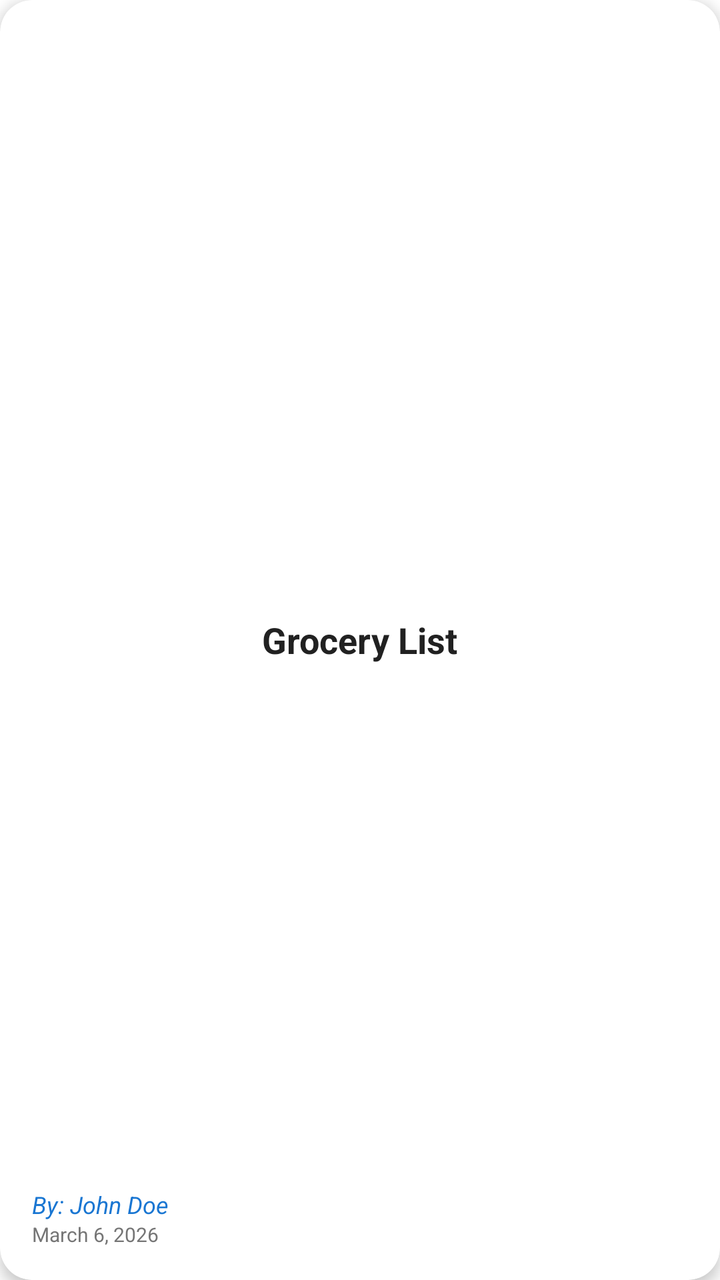
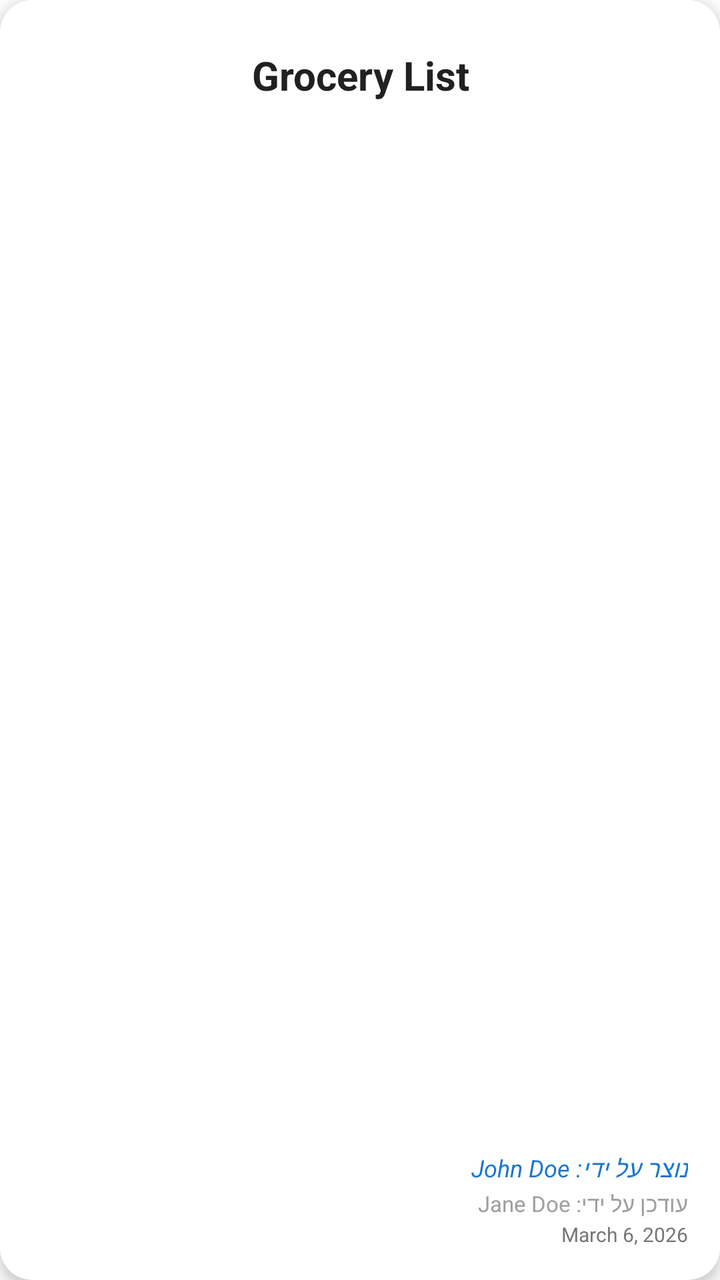

Two renders of the same Android screen: before a commit and after it. Below are the layout's source before the change and the commit's diff.
<!-- AndroidManifest.xml: application theme Theme.Grocery_Shopping -->
<!-- res/layout/metadata_list_adapter.xml -->
<?xml version="1.0" encoding="utf-8"?>
<com.google.android.material.card.MaterialCardView
    xmlns:android="http://schemas.android.com/apk/res/android"
    xmlns:app="http://schemas.android.com/apk/res-auto"
    android:id="@+id/cardView"
    android:layout_width="match_parent"
    android:layout_height="180dp"
    android:layout_margin="8dp"
    android:clickable="true"
    android:focusable="true"
    android:foreground="?attr/selectableItemBackground"
    app:cardCornerRadius="16dp"
    app:cardElevation="4dp"
    app:cardBackgroundColor="#FFFFFF">

    <RelativeLayout
        android:layout_width="match_parent"
        android:layout_height="match_parent"
        android:padding="16dp">

        <TextView
            android:id="@+id/textName"
            android:layout_width="wrap_content"
            android:layout_height="wrap_content"
            android:layout_centerInParent="true"
            android:text="Grocery List"
            android:textColor="#212121"
            android:textSize="18sp"
            android:textStyle="bold"
            android:maxLines="2"
            android:ellipsize="end"
            android:gravity="center" />

        <LinearLayout
            android:layout_width="match_parent"
            android:layout_height="wrap_content"
            android:layout_alignParentBottom="true"
            android:orientation="vertical">

            <TextView
                android:id="@+id/textCreator"
                android:layout_width="match_parent"
                android:layout_height="wrap_content"
                android:text="By: John Doe"
                android:textColor="#1976D2"
                android:textSize="12sp"
                android:textStyle="italic" />

            <TextView
                android:id="@+id/textDate"
                android:layout_width="match_parent"
                android:layout_height="wrap_content"
                android:text="March 6, 2026"
                android:textColor="#757575"
                android:textSize="10sp" />

        </LinearLayout>

    </RelativeLayout>
</com.google.android.material.card.MaterialCardView>
<!-- resources referenced by this layout -->
<resources>
  <style name="Theme.Grocery_Shopping" parent="Theme.MaterialComponents.DayNight.DarkActionBar">
          <item name="colorOnPrimary">@color/white</item>
      </style>
  <color name="white">#FFFFFFFF</color>
</resources>

<!-- the commit's change to res/layout/metadata_list_adapter.xml (unified diff, before → after) -->
@@ -19,14 +19,11 @@
         android:padding="16dp">
 
         <TextView
-            android:id="@+id/textName"
-            android:layout_width="wrap_content"
-            android:layout_height="wrap_content"
-            android:layout_centerInParent="true"
-            android:text="Grocery List"
+            android:id="@+id/listName"
+            android:layout_width="match_parent" android:layout_height="wrap_content"
+            android:layout_alignParentTop="true" android:layout_marginTop="8dp" android:text="Grocery List"
             android:textColor="#212121"
-            android:textSize="18sp"
-            android:textStyle="bold"
+            android:textSize="20sp" android:textStyle="bold"
             android:maxLines="2"
             android:ellipsize="end"
             android:gravity="center" />
@@ -35,26 +32,41 @@
             android:layout_width="match_parent"
             android:layout_height="wrap_content"
             android:layout_alignParentBottom="true"
-            android:orientation="vertical">
+            android:orientation="vertical"
+            android:gravity="end">
 
             <TextView
-                android:id="@+id/textCreator"
-                android:layout_width="match_parent"
+                android:id="@+id/creatorName"
+                android:layout_width="wrap_content"
                 android:layout_height="wrap_content"
-                android:text="By: John Doe"
+                android:text="נוצר על ידי: John Doe"
                 android:textColor="#1976D2"
                 android:textSize="12sp"
-                android:textStyle="italic" />
+                android:textStyle="italic"
+                android:textDirection="rtl" />
 
             <TextView
-                android:id="@+id/textDate"
-                android:layout_width="match_parent"
+                android:id="@+id/listUpdatedBy"
+                android:layout_width="wrap_content"
+                android:layout_height="wrap_content"
+                android:text="עודכן על ידי: Jane Doe"
+                android:textColor="#9E9E9E"
+                android:textSize="11sp"
+                android:layout_marginTop="2dp"
+                android:textDirection="rtl" />
+
+            <TextView
+                android:id="@+id/listDate"
+                android:layout_width="wrap_content"
                 android:layout_height="wrap_content"
                 android:text="March 6, 2026"
                 android:textColor="#757575"
-                android:textSize="10sp" />
+                android:textSize="10sp"
+                android:layout_marginTop="1dp" />
 
         </LinearLayout>
 
     </RelativeLayout>
+
+
 </com.google.android.material.card.MaterialCardView>
